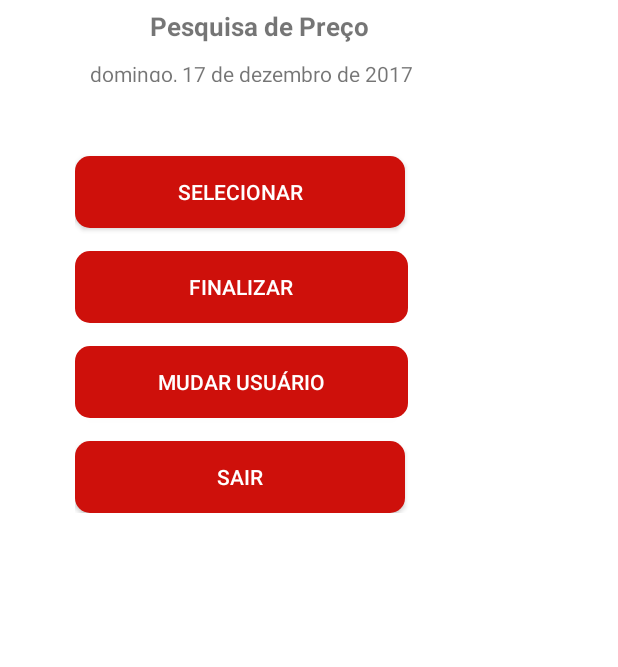
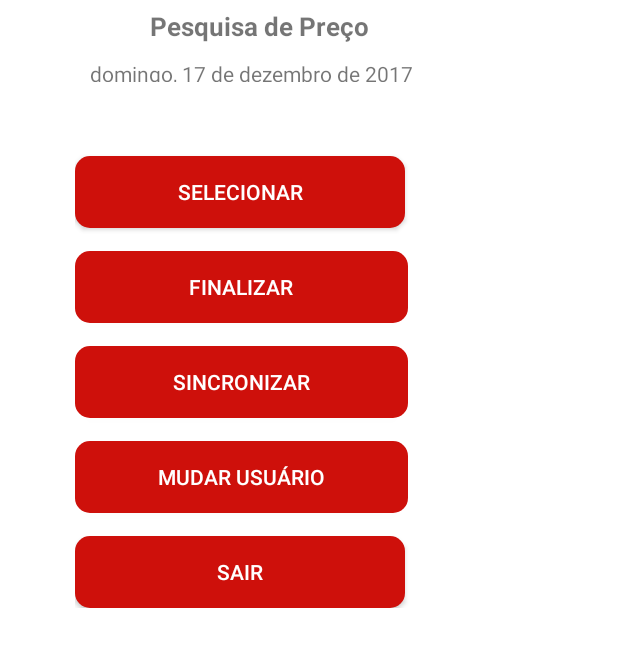
Before and after one commit to dfredmota/nazare_mobile, an Android app: the TelaInicial screen opened directly, with no data from a screen before it, on a phone screen of 412 x 824 dp, the part 302-969 px from its top. Run offline under Robolectric (Android 15) with nearby library versions, the phone set to English and light mode, and no system bars; libraries missing offline, so code that uses them is left out: com.jcraft.jsch; 1 statement that could not run was skipped.

Commit message:
Adicionando novos requisitos

```diff
--- a/app/src/main/java/br/com/resoluteit/activity/SplashScreen.java
+++ b/app/src/main/java/br/com/resoluteit/activity/SplashScreen.java
@@ -81,7 +81,7 @@ public class SplashScreen extends AppCompatActivity implements SincronismoDelega
     }
 
     @Override
-    public void carregaDialog() {
+    public void carregaDialogSincronismo() {
         ringProgressDialog = ProgressDialog.show(this, "Sincronizando Dados...", "");
         ringProgressDialog.show();
     }
--- a/app/src/main/java/br/com/resoluteit/delegate/SincronismoDelegate.java
+++ b/app/src/main/java/br/com/resoluteit/delegate/SincronismoDelegate.java
@@ -12,7 +12,7 @@ public interface SincronismoDelegate {
 
     public void sincronizou(List<PesquisaPreco> lista);
 
-    void carregaDialog();
+    void carregaDialogSincronismo();
 
 
 }
--- a/app/src/main/java/br/com/resoluteit/task/SincronizarTask.java
+++ b/app/src/main/java/br/com/resoluteit/task/SincronizarTask.java
@@ -58,7 +58,7 @@ public class SincronizarTask extends AsyncTask<String, String, String> {
 
     @Override
     protected void onPreExecute() {
-        this.sincronizeDelegate.carregaDialog();
+        this.sincronizeDelegate.carregaDialogSincronismo();
     }
 
     @Override
--- a/app/src/main/res/layout-hdpi/activity_tela_inicial.xml
+++ b/app/src/main/res/layout-hdpi/activity_tela_inicial.xml
@@ -92,10 +92,21 @@
             android:textColor="@color/white" />
 
         <Button
+            android:id="@+id/btnSincronizar"
+            android:layout_width="222dp"
+            android:layout_height="wrap_content"
+            android:layout_below="@+id/btnFinalizar"
+            android:layout_centerHorizontal="true"
+            android:layout_marginTop="15dp"
+            android:background="@drawable/round_shape_btn"
+            android:text="Sincronizar"
+            android:textColor="@color/white" />
+
+        <Button
             android:id="@+id/btnLogout"
             android:layout_width="222dp"
             android:layout_height="wrap_content"
-            android:layout_below="@+id/btnFinalizar"
+            android:layout_below="@+id/btnSincronizar"
             android:layout_centerHorizontal="true"
             android:layout_marginTop="15dp"
             android:background="@drawable/round_shape_btn"
--- a/app/src/main/res/layout-xxhdpi/activity_tela_inicial.xml
+++ b/app/src/main/res/layout-xxhdpi/activity_tela_inicial.xml
@@ -91,16 +91,28 @@
             android:text="Finalizar"
             android:textColor="@color/white" />
 
+
         <Button
-            android:id="@+id/btnLogout"
-            android:layout_width="259dp"
+            android:id="@+id/btnSincronizar"
+            android:layout_width="256dp"
             android:layout_height="wrap_content"
             android:layout_below="@+id/btnFinalizar"
             android:layout_centerHorizontal="true"
             android:layout_marginTop="15dp"
             android:background="@drawable/round_shape_btn"
+            android:text="Sincronizar"
+            android:textColor="@color/white" />
+
+        <Button
+            android:layout_width="260dp"
+            android:layout_height="wrap_content"
             android:text="Mudar Usuário"
-            android:textColor="@color/white" />
+            android:textColor="@color/white"
+            android:layout_marginTop="15dp"
+            android:id="@+id/btnLogout"
+            android:background="@drawable/round_shape_btn"
+            android:layout_below="@+id/btnSincronizar"
+            android:layout_centerHorizontal="true" />
 
         <Button
             android:id="@+id/btnSair"
--- a/app/src/main/res/layout/activity_tela_inicial.xml
+++ b/app/src/main/res/layout/activity_tela_inicial.xml
@@ -86,6 +86,18 @@
         android:layout_below="@+id/btnSelecionar"
         android:layout_centerHorizontal="true" />
 
+
+    <Button
+        android:id="@+id/btnSincronizar"
+        android:layout_width="222dp"
+        android:layout_height="wrap_content"
+        android:layout_below="@+id/btnFinalizar"
+        android:layout_centerHorizontal="true"
+        android:layout_marginTop="15dp"
+        android:background="@drawable/round_shape_btn"
+        android:text="Sincronizar"
+        android:textColor="@color/white" />
+
     <Button
         android:layout_width="260dp"
         android:layout_height="wrap_content"
@@ -94,7 +106,7 @@
         android:layout_marginTop="15dp"
         android:id="@+id/btnLogout"
         android:background="@drawable/round_shape_btn"
-        android:layout_below="@+id/btnFinalizar"
+        android:layout_below="@+id/btnSincronizar"
         android:layout_centerHorizontal="true" />
 
     <Button
```
Also changed, not shown: app/src/main/java/br/com/resoluteit/activity/SecaoAct.java (+89 -8 lines), app/src/main/java/br/com/resoluteit/activity/TelaInicial.java (+182 -2 lines), app/src/main/java/br/com/resoluteit/sqllite/DataManipulator.java (+77 -0 lines).
